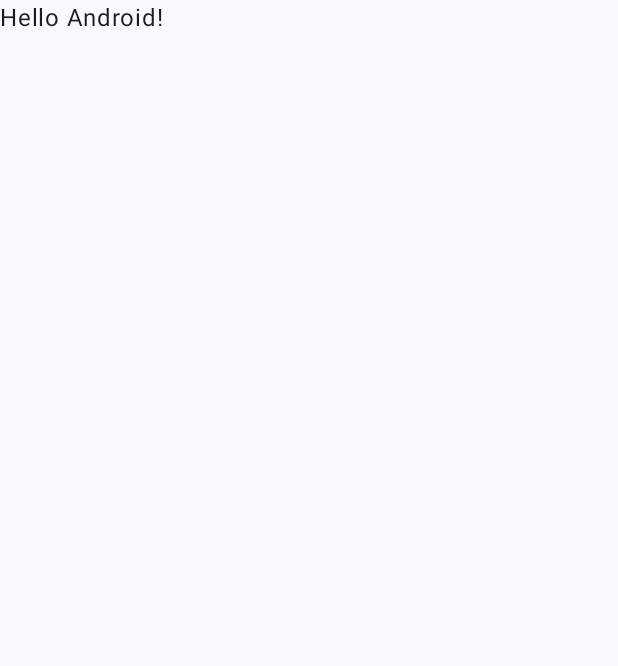
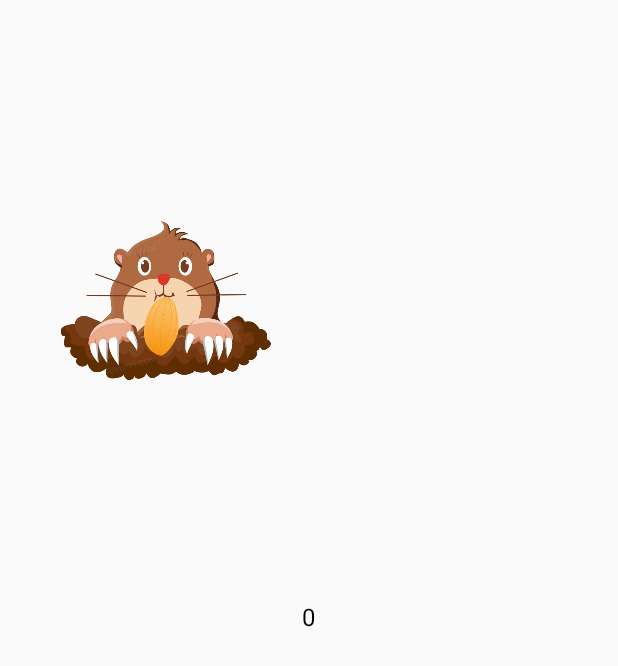
Before and after one commit to taiwaneve/mole, an Android app built with Jetpack Compose: the screen it shows after launch (MainActivity), on a phone screen of 412 x 824 dp. Before the commit the part shown is almost empty. Shown: the top 666 px of the screen. Run offline under Robolectric (Android 15) with nearby library versions, the phone set to English and light mode, and no system bars.

Commit message:
第二次上傳 加圖和點擊加分

```diff
--- a/app/src/main/java/tw/edu/pu/csim/tcyang/mole/MainActivity.kt
+++ b/app/src/main/java/tw/edu/pu/csim/tcyang/mole/MainActivity.kt
@@ -4,13 +4,26 @@ import android.os.Bundle
 import androidx.activity.ComponentActivity
 import androidx.activity.compose.setContent
 import androidx.activity.enableEdgeToEdge
+import androidx.compose.foundation.Image
+import androidx.compose.foundation.clickable
+import androidx.compose.foundation.layout.Box
 import androidx.compose.foundation.layout.fillMaxSize
+import androidx.compose.foundation.layout.offset
 import androidx.compose.foundation.layout.padding
+import androidx.compose.foundation.layout.size
 import androidx.compose.material3.Scaffold
 import androidx.compose.material3.Text
 import androidx.compose.runtime.Composable
+import androidx.compose.runtime.getValue
+import androidx.compose.runtime.mutableLongStateOf
+import androidx.compose.runtime.remember
+import androidx.compose.runtime.setValue
+import androidx.compose.ui.Alignment
 import androidx.compose.ui.Modifier
+import androidx.compose.ui.res.painterResource
 import androidx.compose.ui.tooling.preview.Preview
+import androidx.compose.ui.unit.IntOffset
+import androidx.compose.ui.unit.dp
 import tw.edu.pu.csim.tcyang.mole.ui.theme.MoleTheme
 
 class MainActivity : ComponentActivity() {
@@ -19,29 +32,28 @@ class MainActivity : ComponentActivity() {
         enableEdgeToEdge()
         setContent {
             MoleTheme {
-                Scaffold(modifier = Modifier.fillMaxSize()) { innerPadding ->
-                    Greeting(
-                        name = "Android",
-                        modifier = Modifier.padding(innerPadding)
-                    )
-                }
+                MoleScreen()
             }
         }
     }
 }
 
 @Composable
-fun Greeting(name: String, modifier: Modifier = Modifier) {
-    Text(
-        text = "Hello $name!",
-        modifier = modifier
+fun MoleScreen() {
+    var counter by remember { mutableLongStateOf(0) }
+    Box (
+        modifier = Modifier.fillMaxSize(),
+        Alignment.Center
+    ) {
+        Text(counter.toString())
+    }
+
+    Image(
+        painter = painterResource(id = R.drawable.mole),
+        contentDescription = "地鼠",
+        modifier = Modifier
+            .offset { IntOffset(50, 200) }
+            .size(150.dp)
+            .clickable { counter++ }
     )
 }
-
-@Preview(showBackground = true)
-@Composable
-fun GreetingPreview() {
-    MoleTheme {
-        Greeting("Android")
-    }
-}
```
